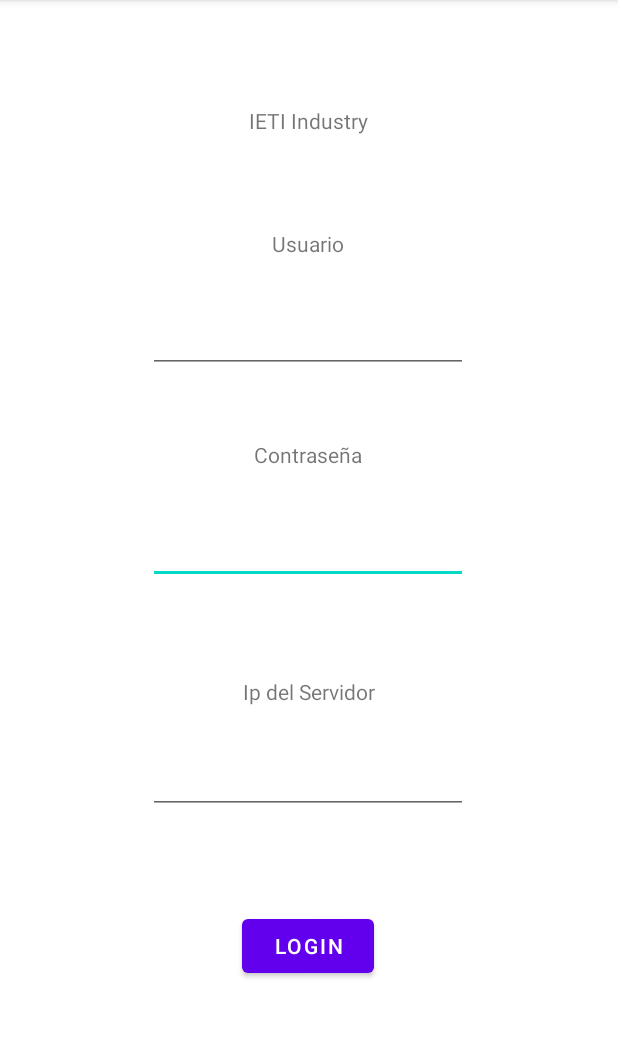
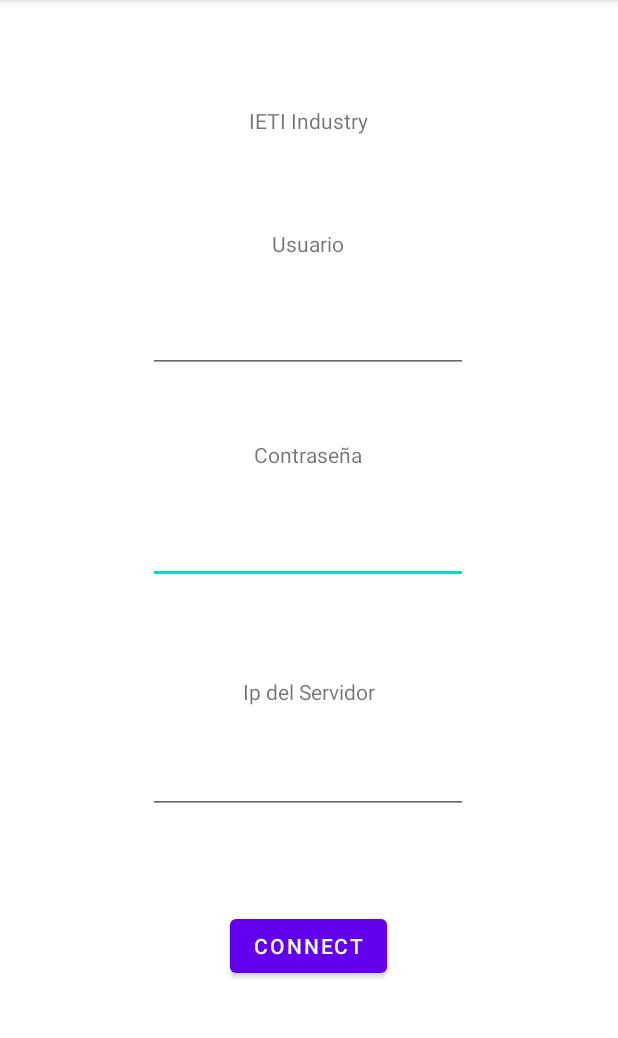
Before and after one commit to TheSensif/AMS2_APP, an Android app: the screen it shows after launch (MainActivity), on a phone screen of 412 x 824 dp, the part 84-1122 px from its top. Run offline under Robolectric (Android 15) with nearby library versions, the phone set to English and light mode, and no system bars.

Commit message:
SOLVED; first log error, close connection when user wrong

```diff
--- a/app/src/main/java/com/example/app_projecte1/MainActivity.java
+++ b/app/src/main/java/com/example/app_projecte1/MainActivity.java
@@ -65,15 +65,17 @@ public class MainActivity extends AppCompatActivity {
 
                                 }else if(message.equalsIgnoreCase("ERROR")){
                                     messagePop("Credenciales incorrectas (user/password)");
+                                    cc.close();
                                 }
 
                             }
 
                             @Override
                             public void onOpen(ServerHandshake handshake) {
+                                messagePop("CONECTADO");
                                 cc.send(userInput.getText().toString()+"&"+passInput.getText().toString());
-                                messagePop("CONECTADO");
-                                ipInput.setEnabled(false);
+
+
 
                             }
 
--- a/app/src/main/res/layout/activity_main.xml
+++ b/app/src/main/res/layout/activity_main.xml
@@ -60,7 +60,7 @@
         android:id="@+id/buttonLogIn"
         android:layout_width="wrap_content"
         android:layout_height="wrap_content"
-        android:text="LogIn"
+        android:text="CONNECT"
         app:layout_constraintBottom_toBottomOf="parent"
         app:layout_constraintEnd_toEndOf="parent"
         app:layout_constraintHorizontal_bias="0.498"
```
